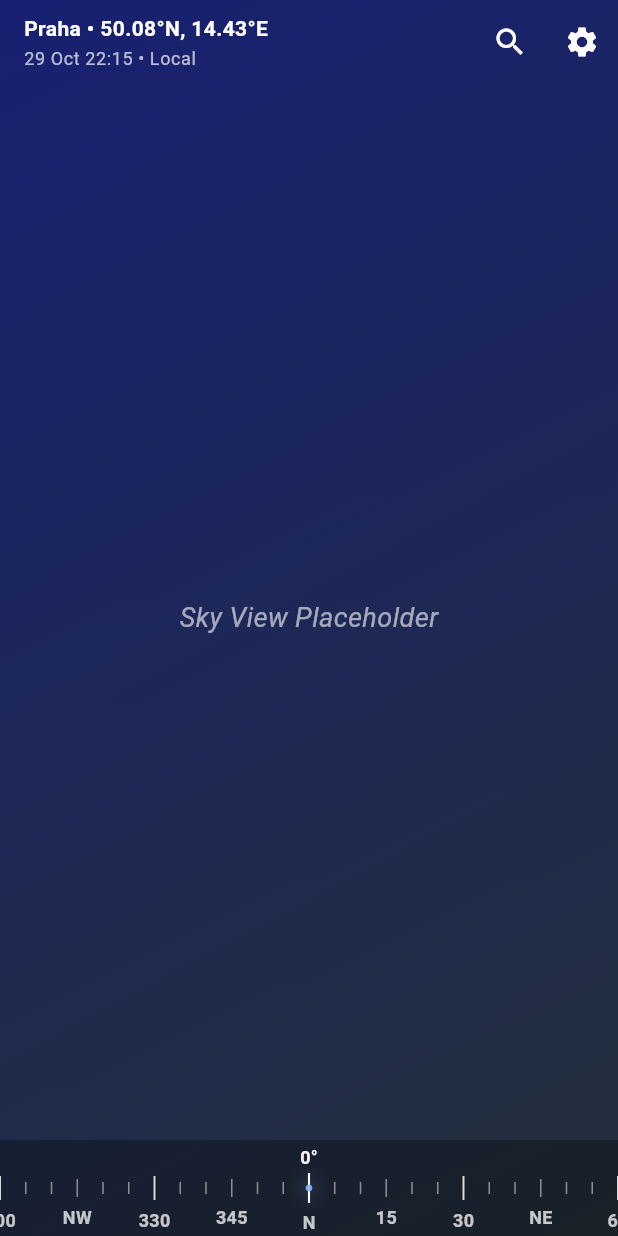
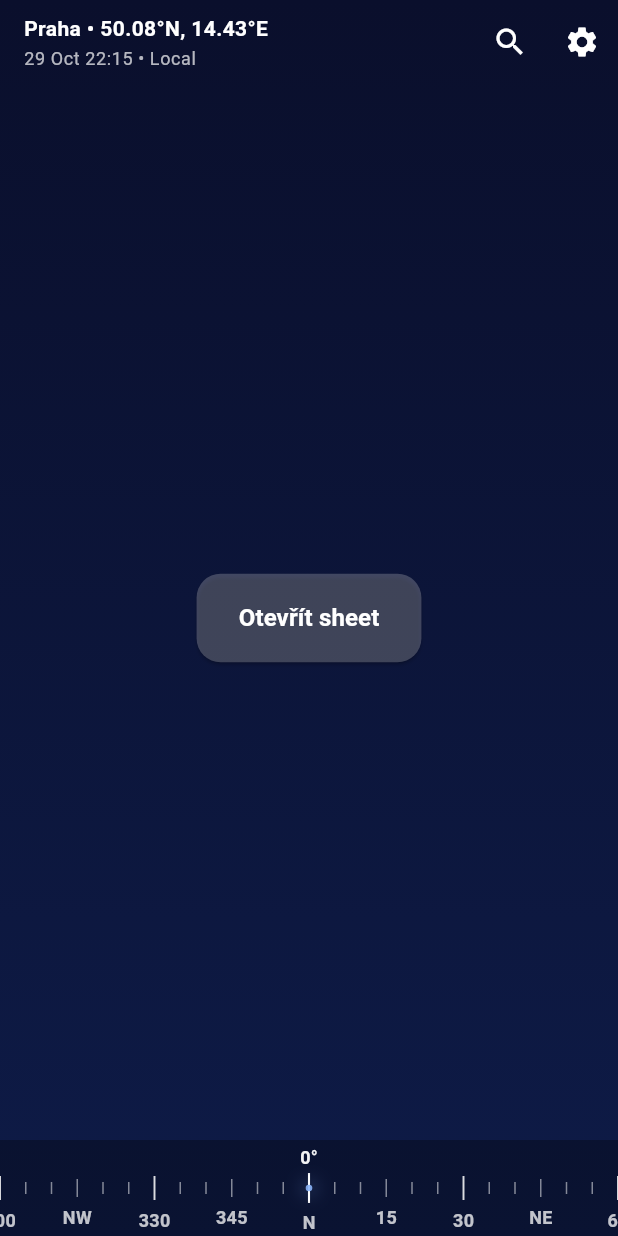
Before and after one commit to vojtechtomasek/livenight_skyview, a Flutter app: the screen it shows after launch, on a phone screen of 412 x 824 dp. Run offline on Flutter 3.47's test engine with Material 3 defaults, Android fonts, the phone set to English and light mode, and no system bars; our stand-ins replace auto_route, flutter_compass.

Commit message:
remade object_detail_screen to bottom sheet.

```diff
--- a/lib/routes/app_router.dart
+++ b/lib/routes/app_router.dart
@@ -1,6 +1,5 @@
 import 'package:auto_route/auto_route.dart';
 import '../screens/sky_view/sky_view_screen.dart';
-import '../screens/object_detail/object_detail_screen.dart';
 import '../screens/settings/settings_screen.dart';
 
 part 'app_router.gr.dart';
@@ -10,7 +9,6 @@ class AppRouter extends RootStackRouter {
   @override
   List<AutoRoute> get routes => [
     AutoRoute(page: SkyViewRoute.page, initial: true),
-    AutoRoute(page: ObjectDetailRoute.page),
     AutoRoute(page: SettingsRoute.page),
   ];
 }
--- a/lib/screens/sky_view/sky_view_screen.dart
+++ b/lib/screens/sky_view/sky_view_screen.dart
@@ -1,6 +1,7 @@
 import 'package:flutter/material.dart';
 import 'package:auto_route/auto_route.dart';
 import '../../routes/app_router.dart';
+import '../object_detail/object_detail_screen.dart';
 import 'widgets/sky_view_background.dart';
 import 'widgets/sky_view_bottom_bar.dart';
 import 'widgets/sky_view_top_bar.dart';
@@ -12,20 +13,10 @@ class SkyViewScreen extends StatelessWidget {
   @override
   Widget build(BuildContext context) {
     return Scaffold(
-      body: Container(
-        decoration: const BoxDecoration(
-          gradient: LinearGradient(
-            begin: Alignment.topCenter,
-            end: Alignment.bottomCenter,
-            colors: [
-              Color(0xFF0A0F2C),
-              Color(0xFF0E1B47),
-            ],
-          ),
-        ),
-        child: Stack(
+      body: Stack(
         children: [
           const SkyViewBackground(),
+
           SafeArea(
             bottom: false,
             child: SkyViewTopBar(
@@ -33,13 +24,32 @@ class SkyViewScreen extends StatelessWidget {
                 context.router.push(const SettingsRoute());
               },
               onSearchTap: () {
-                  // TODO:
+                // TODO: search
               },
             ),
           ),
+
           const SkyViewBottomBar(),
+
+          // Tlačítko jako POSLEDNÍ vrstva (nejvyšší z-index)
+          Center(
+            child: ElevatedButton(
+              onPressed: () {
+                showObjectDetailSheet(context);
+              },
+              style: ElevatedButton.styleFrom(
+                backgroundColor: Colors.white.withValues(alpha: 0.22),
+                foregroundColor: Colors.white,
+                padding: const EdgeInsets.symmetric(horizontal: 28, vertical: 18),
+                shape: RoundedRectangleBorder(borderRadius: BorderRadius.circular(16)),
+              ),
+              child: const Text(
+                'Otevřít sheet',
+                style: TextStyle(fontSize: 16, fontWeight: FontWeight.w600),
+              ),
+            ),
+          ),
         ],
-        ),
       ),
     );
   }
--- a/lib/screens/sky_view/widgets/sky_view_background.dart
+++ b/lib/screens/sky_view/widgets/sky_view_background.dart
@@ -6,24 +6,14 @@ class SkyViewBackground extends StatelessWidget {
   @override
   Widget build(BuildContext context) {
     return Container(
-      decoration: BoxDecoration(
+      decoration: const BoxDecoration(
         gradient: LinearGradient(
-          begin: Alignment.topLeft,
-          end: Alignment.bottomRight,
+          begin: Alignment.topCenter,
+          end: Alignment.bottomCenter,
           colors: [
-            Colors.indigo.shade900.withValues(alpha: 0.85),
-            Colors.blueGrey.shade900.withValues(alpha: 0.9),
+            Color(0xFF0A0F2C),
+            Color(0xFF0E1B47),
           ],
-        ),
-      ),
-      child: Center(
-        child: Text(
-          "Sky View Placeholder",
-          style: TextStyle(
-            color: Colors.white.withValues(alpha: 0.6),
-            fontSize: 18,
-            fontStyle: FontStyle.italic,
-          ),
         ),
       ),
     );
```
Also changed, not shown: lib/screens/object_detail/object_detail_screen.dart (+53 -22 lines), lib/routes/app_router.gr.dart. Lines whose indentation alone changed are shown as unchanged.
